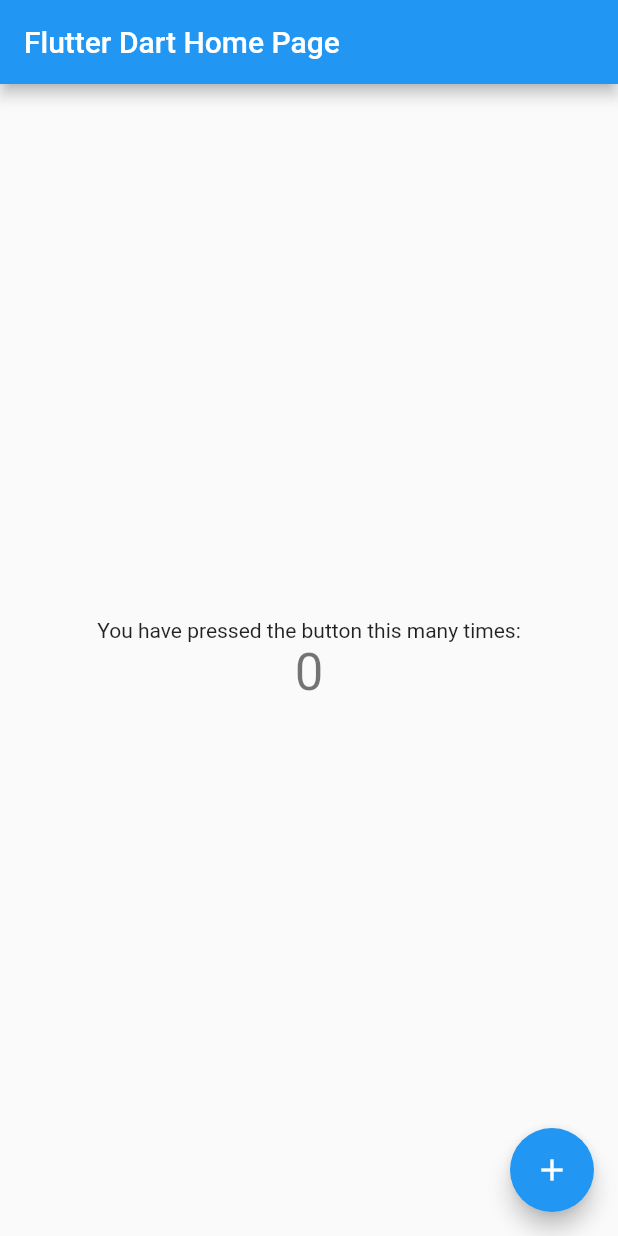
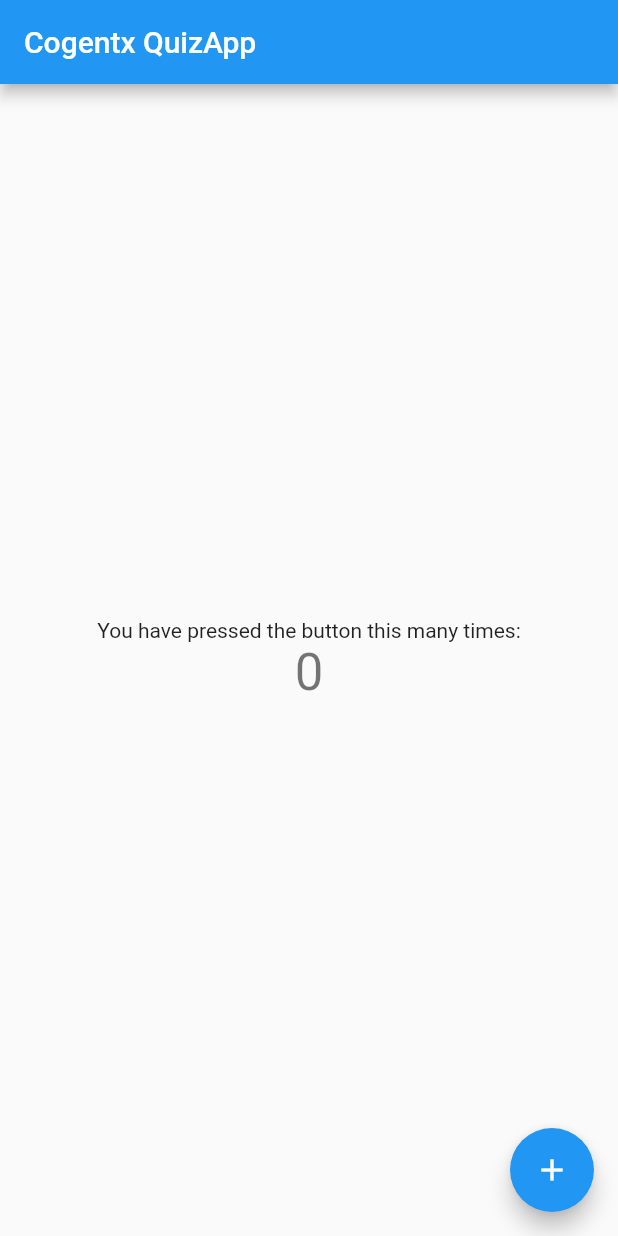
Before and after one commit to over40dev/over40dev-edu-flutter-quizapp, a Flutter app: the screen it shows after launch, on a phone screen of 412 x 824 dp. Run offline on Flutter 3.47's test engine with Material 2 defaults, Android fonts, the phone set to English and light mode, and no system bars.

Commit message:
Ready to start quiz app functionality

```diff
--- a/lib/main.dart
+++ b/lib/main.dart
@@ -20,7 +20,7 @@ class MyApp extends StatelessWidget {
         // is not restarted.
         primarySwatch: Colors.blue,
       ),
-      home: MyHomePage(title: 'Flutter Dart Home Page'),
+      home: MyHomePage(title: 'Cogentx QuizApp'),
     );
   }
 }
```
Also changed, not shown: pubspec.yaml (+5 -4 lines), assets/congrats.gif (added), assets/covers/angular.png (added), assets/covers/cloud-functions.png (added), assets/covers/default.png (added), assets/covers/firebase.png (added), assets/covers/firestore.png (added), assets/covers/flutter-layout.png (added), assets/covers/flutter.png (added), assets/covers/js.png (added), assets/covers/rxjs.png (added), assets/covers/ts.png (added), assets/logo.png (added), 3 other files.
